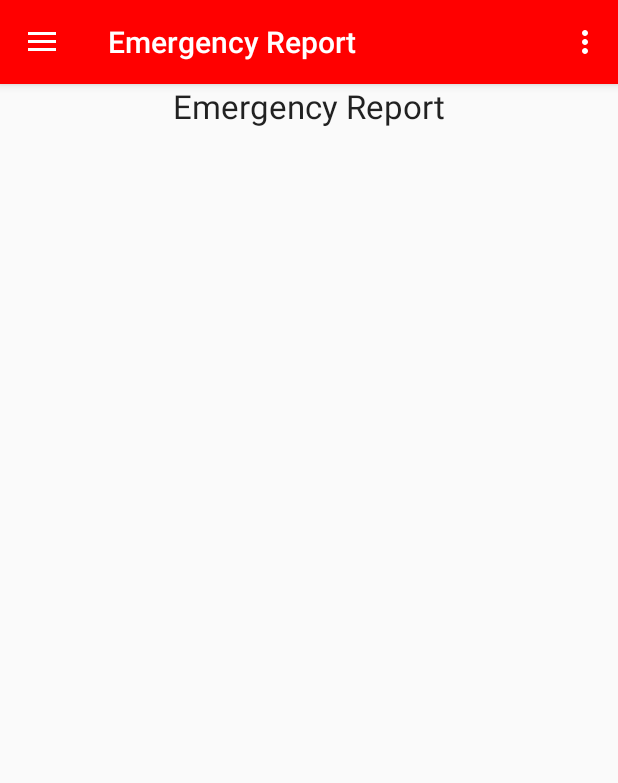
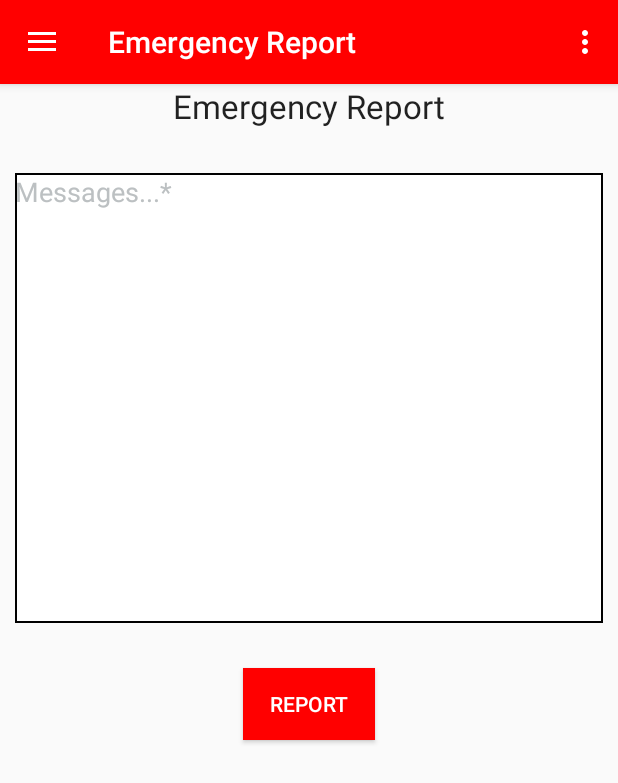
Before and after one commit to tando89/SOS, an Android app: the screen it shows after launch (MainActivity), in the side drawer, after a tap on "Emergency Report", on a phone screen of 412 x 824 dp. Shown: the top 783 px of the screen. Run offline under Robolectric (Android 15) with nearby library versions, the phone set to English and light mode, and no system bars.

```diff
--- a/SOS/app/build.gradle
+++ b/SOS/app/build.gradle
@@ -27,5 +27,9 @@ dependencies {
     compile 'com.android.support:appcompat-v7:25.3.1'
     compile 'com.android.support:design:25.3.1'
     compile 'com.android.support.constraint:constraint-layout:1.0.1'
+    compile 'com.google.firebase:firebase-messaging:10.0.1'
     testCompile 'junit:junit:4.12'
 }
+
+
+apply plugin: 'com.google.gms.google-services'
--- /dev/null
+++ b/SOS/app/src/main/res/drawable/message01.xml
@@ -0,0 +1,10 @@
+<?xml version="1.0" encoding="utf-8"?>
+<shape xmlns:android="http://schemas.android.com/apk/res/android"
+    android:padding="2dp"
+    android:shape="rectangle"
+    >
+
+    <solid android:color="#FFFFFF"/>
+    <size android:height="300dp" />
+    <stroke android:width="1dp" android:color="#000"/>
+</shape>
--- a/SOS/app/src/main/res/layout/fragment_emergency_report.xml
+++ b/SOS/app/src/main/res/layout/fragment_emergency_report.xml
@@ -9,4 +9,31 @@
         android:text="Emergency Report"
         android:textAppearance="?android:attr/textAppearanceLarge"
         android:layout_gravity="center"/>
+    <EditText
+        android:gravity="top"
+        android:layout_marginTop="30dp"
+        android:layout_marginBottom="10dp"
+        android:textColor="#000000"
+        android:layout_marginLeft="10dp"
+        android:layout_marginRight="10dp"
+        android:layout_width="match_parent"
+        android:layout_height="wrap_content"
+        android:text=""
+        android:textColorHint="#BCC0C2"
+        android:hint="Messages...*"
+        android:ems="10"
+        android:background="@drawable/message01"
+        android:id="@+id/message"
+        android:layout_gravity="center"/>
+    <Button
+        android:id="@+id/btn_submit"
+        android:onClick="bntTap"
+        android:layout_marginTop="20dp"
+        android:layout_width="wrap_content"
+        android:layout_height="wrap_content"
+        android:layout_gravity="center"
+        android:text="Report"
+        android:padding="5dp"
+        android:textColor="#FFF"
+        android:background="@color/colorPrimary"/>
 </LinearLayout>
--- a/SOS/build.gradle
+++ b/SOS/build.gradle
@@ -9,6 +9,7 @@ buildscript {
 
         // NOTE: Do not place your application dependencies here; they belong
         // in the individual module build.gradle files
+        classpath 'com.google.gms:google-services:3.0.0'
     }
 }
 
```
Also changed, not shown: SOS/app/src/main/AndroidManifest.xml (+12 -2 lines), SOS/app/src/main/java/com/example/tan089/sos/MyFirebaseIDService.java (added, +28 -0 lines), SOS/app/src/main/java/com/example/tan089/sos/MyFirebaseMessageService.java (added, +21 -0 lines), SOS/app/src/main/res/layout/fragment_home.xml (+5 -4 lines), SOS/app/src/main/res/drawable/alarmicon.png (added), SOS/app/src/main/res/drawable/alarmimg01.png (deleted), 1 other file.
